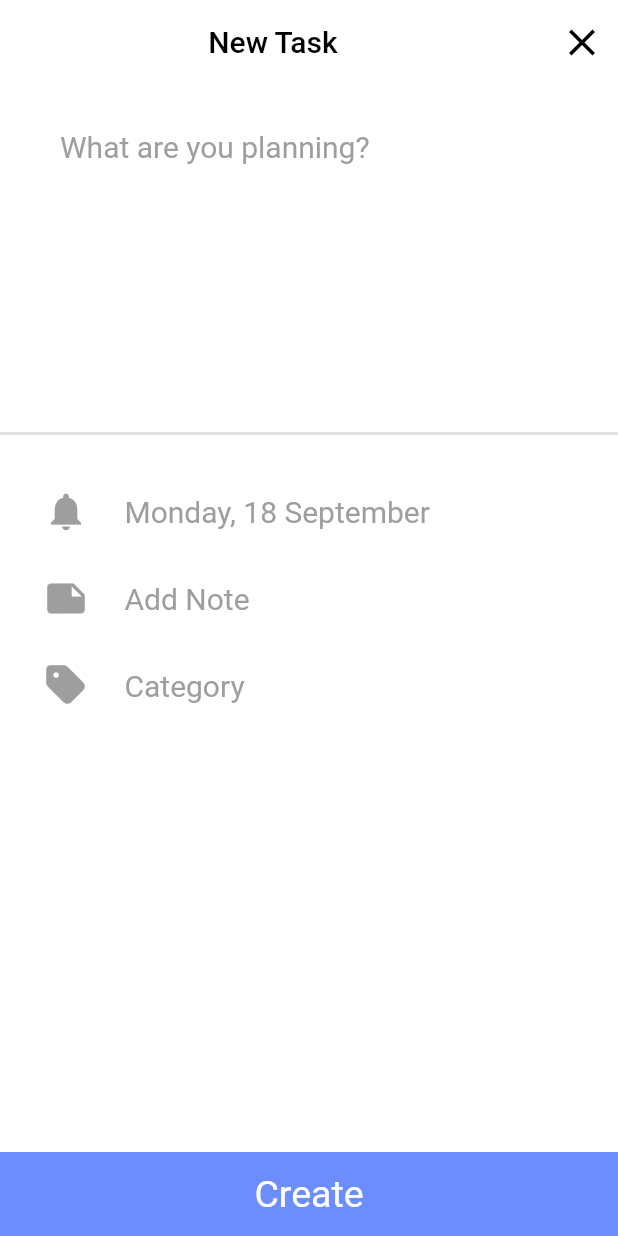
After one commit to AkmalFirliyanto/TodoListApp, a Flutter app: the TaskPage screen opened directly, after a tap on the "add" icon, on a phone screen of 412 x 824 dp. The commit adds this screen. Run offline on Flutter 3.47's test engine with Material 2 defaults, Android fonts, the phone set to English and light mode, and no system bars; our stand-ins replace font_awesome_flutter.

Commit message:
penambahan fungsional

```diff
--- /dev/null
+++ b/lib/constants/colors.dart
@@ -0,0 +1,6 @@
+import 'package:flutter/material.dart';
+
+const Color primaryColor = Color.fromARGB(255, 108, 142, 253);
+
+const Color textSubsColor = Colors.grey;
+const Color textTitleColor = Colors.black;
--- /dev/null
+++ b/lib/pages/add_task_page.dart
@@ -0,0 +1,180 @@
+import 'package:flutter/material.dart';
+import 'package:font_awesome_flutter/font_awesome_flutter.dart';
+import 'package:intl/intl.dart';
+import 'package:todo_list/constants/colors.dart';
+import 'package:todo_list/resources/task.dart';
+
+class AddTaskPage extends StatefulWidget {
+  const AddTaskPage({Key? key}) : super(key: key);
+
+  @override
+  State<AddTaskPage> createState() => _AddTaskPageState();
+}
+
+void createTask(String title, String description) {
+  Task newTask = Task(title: title, description: description);
+  tasks.add(newTask);
+}
+
+TextEditingController _titleController = TextEditingController();
+TextEditingController _descriptionController = TextEditingController();
+
+DateTime currentDate = DateTime.now();
+String day = DateFormat('EEEE').format(currentDate);
+
+final description = '$day, ${DateFormat('d MMMM').format(currentDate)}';
+
+class _AddTaskPageState extends State<AddTaskPage> {
+  @override
+  Widget build(BuildContext context) {
+    return Scaffold(
+      appBar: AppBar(
+        elevation: 0,
+        title: const Align(
+          alignment: Alignment.center,
+          child: Text("New Task", style: TextStyle(color: Colors.black)),
+        ),
+        backgroundColor: Colors.white,
+        automaticallyImplyLeading: false, // Menghilangkan tombol "Back"
+        actions: [
+          IconButton(
+            icon: const Icon(Icons.close),
+            onPressed: () {
+              Navigator.pop(context);
+            },
+            color: Colors.black,
+            iconSize: 30,
+          ),
+        ],
+      ),
+      backgroundColor: Colors.white,
+      body: Column(
+        children: [
+          Column(
+            crossAxisAlignment: CrossAxisAlignment.start,
+            children: [
+              const Padding(
+                padding: EdgeInsets.only(top: 30.0, left: 40.0),
+                child: Text(
+                  "What are you planning?",
+                  style: TextStyle(
+                    fontSize: 20,
+                    color: textSubsColor,
+                  ),
+                ),
+              ),
+              const SizedBox(
+                  height: 1.0), // Jarak antara hint text dan kotak input
+              Padding(
+                padding: const EdgeInsets.only(left: 40.0, bottom: 100.0),
+                child: TextField(
+                  controller: _titleController,
+                  decoration: const InputDecoration(border: InputBorder.none),
+                  style: const TextStyle(fontSize: 40),
+                ),
+              ),
+            ],
+          ),
+          const Divider(
+            thickness: 2,
+          ),
+          Expanded(
+            child: Padding(
+              padding: const EdgeInsets.only(left: 20.0, top: 20.0),
+              child: Column(
+                children: [
+                  Padding(
+                    padding: const EdgeInsets.only(bottom: 10.0),
+                    child: Align(
+                      alignment: Alignment.centerLeft,
+                      child: Row(
+                        children: [
+                          IconButton(
+                            icon: const Icon(Icons.notifications),
+                            onPressed: () {},
+                            color: textSubsColor,
+                            iconSize: 30,
+                          ),
+                          Padding(
+                            padding: const EdgeInsets.only(left: 15.0),
+                            child: Text(
+                                description, // Tampilkan tanggal dan hari
+                                style: const TextStyle(
+                                    fontSize: 20, color: Colors.grey)),
+                          ),
+                        ],
+                      ),
+                    ),
+                  ),
+                  Padding(
+                    padding: const EdgeInsets.only(bottom: 10.0),
+                    child: Align(
+                      alignment: Alignment.centerLeft,
+                      child: Row(
+                        children: [
+                          IconButton(
+                            icon: const Icon(Icons.note),
+                            onPressed: () {},
+                            color: textSubsColor,
+                            iconSize: 30,
+                          ),
+                          const Padding(
+                            padding: EdgeInsets.only(left: 15.0),
+                            child: Text('Add Note',
+                                style: TextStyle(
+                                    fontSize: 20, color: Colors.grey)),
+                          ),
+                        ],
+                      ),
+                    ),
+                  ),
+                  Padding(
+                    padding: const EdgeInsets.only(bottom: 10.0),
+                    child: Align(
+                      alignment: Alignment.centerLeft,
+                      child: Row(
+                        children: [
+                          IconButton(
+                            icon: const Icon(FontAwesomeIcons.tag),
+                            onPressed: () {},
+                            color: textSubsColor,
+                            iconSize: 30,
+                          ),
+                          const Padding(
+                            padding: EdgeInsets.only(left: 15.0),
+                            child: Text('Category',
+                                style: TextStyle(
+                                    fontSize: 20, color: Colors.grey)),
+                          ),
+                        ],
+                      ),
+                    ),
+                  ),
+                ],
+              ),
+            ),
+          )
+        ],
+      ),
+      bottomNavigationBar: Material(
+        color: primaryColor,
+        child: InkWell(
+          onTap: () {
+            createTask(_titleController.text, description);
+            Navigator.pop(context);
+          },
+          child: const SizedBox(
+            height: kToolbarHeight,
+            width: double.infinity,
+            child: Center(
+              child: Text(
+                'Create',
+                style: TextStyle(color: Colors.white, fontSize: 25),
+              ),
+            ),
+          ),
+        ),
+      ),
+    );
+  }
+}
--- a/lib/pages/task_page.dart
+++ b/lib/pages/task_page.dart
@@ -1,8 +1,20 @@
 import 'package:flutter/material.dart';
+import 'package:todo_list/constants/colors.dart';
+import 'package:intl/intl.dart';
+import 'package:todo_list/pages/add_task_page.dart';
 import 'package:todo_list/resources/task.dart';
 
-class TaskPage extends StatelessWidget {
+class TaskPage extends StatefulWidget {
   const TaskPage({Key? key}) : super(key: key);
+
+  @override
+  State<TaskPage> createState() => _TaskPageState();
+}
+
+class _TaskPageState extends State<TaskPage> {
+  void _refreshTaskList() {
+    setState(() {});
+  }
 
   @override
   Widget build(BuildContext context) {
@@ -25,19 +37,19 @@ class TaskPage extends StatelessWidget {
                 onPressed: () {},
               ),
             ]),
-        backgroundColor: const Color.fromARGB(255, 108, 142, 253),
+        backgroundColor: primaryColor,
         body: Column(
           crossAxisAlignment: CrossAxisAlignment.start,
           children: [
             const Padding(
-              padding: EdgeInsets.only(bottom: 30.0, top: 100.0, left: 40.0),
+              padding: EdgeInsets.only(bottom: 30.0, top: 80.0, left: 40.0),
               child: CircleAvatar(
                 radius: 40,
                 backgroundColor: Colors.white,
                 child: Icon(
                   Icons.list,
                   size: 50,
-                  color: Color.fromARGB(255, 108, 142, 253),
+                  color: primaryColor,
                 ),
               ),
             ),
@@ -52,19 +64,19 @@ class TaskPage extends StatelessWidget {
                 ),
               ),
             ),
-            const Padding(
-              padding: EdgeInsets.only(left: 40.0),
+            Padding(
+              padding: const EdgeInsets.only(left: 40.0),
               child: Text(
-                "23 Tasks",
-                style: TextStyle(
+                '${tasks.length} Tasks',
+                style: const TextStyle(
                   fontSize: 25,
                   color: Colors.white70,
                 ),
               ),
             ),
             Container(
-              height: 80,
-              color: const Color.fromARGB(255, 108, 142, 253),
+              height: 40,
+              color: primaryColor,
             ),
             Expanded(
               child: Container(
@@ -75,9 +87,75 @@ class TaskPage extends StatelessWidget {
                     topRight: Radius.circular(30),
                   ),
                 ),
+                child: ListView.builder(
+                  itemCount: tasks.length,
+                  itemBuilder: (BuildContext context, int index) {
+                    DateTime currentDate = DateTime.now();
+                    String day = DateFormat('EEEE').format(currentDate);
+                    return Padding(
+                      padding: const EdgeInsets.all(20.0),
+                      child: ListTile(
+                        title: Column(
+                          crossAxisAlignment: CrossAxisAlignment.start,
+                          children: [
+                            Padding(
+                              padding: const EdgeInsets.only(bottom: 20.0),
+                              child: Text(
+                                day,
+                                style: const TextStyle(
+                                  fontSize: 15,
+                                  color: textSubsColor,
+                                ),
+                              ),
+                            ),
+                            SizedBox(
+                              child: Text(
+                                tasks[index].title,
+                                style: TextStyle(
+                                    fontSize: 20,
+                                    fontWeight: FontWeight.bold,
+                                    decoration: tasks[index].isDone
+                                        ? TextDecoration.lineThrough
+                                        : TextDecoration.none),
+                              ),
+                            ),
+                          ],
+                        ),
+                        subtitle: Text(
+                          tasks[index].description,
+                          style: const TextStyle(
+                            fontSize: 15,
+                          ),
+                        ),
+                        trailing: Checkbox(
+                          value: tasks[index].isDone,
+                          onChanged: (value) {
+                            setState(() {
+                              tasks[index].isDone = value!;
+                            });
+                          },
+                          activeColor: primaryColor,
+                        ),
+                      ),
+                    );
+                  },
+                ),
               ),
             ),
           ],
+        ),
+        floatingActionButton: FloatingActionButton(
+          onPressed: () async {
+            // Navigasi ke halaman AddTaskPage jika tombol "+" ditekan
+            final result = await Navigator.of(context).push(MaterialPageRoute(
+              builder: (context) => const AddTaskPage(),
+            ));
+            if (result == true) {
+              _refreshTaskList();
+            }
+          },
+          backgroundColor: primaryColor,
+          child: const Icon(Icons.add),
         ));
   }
 }
--- a/lib/resources/task.dart
+++ b/lib/resources/task.dart
@@ -1,4 +1,14 @@
 import 'package:flutter/material.dart';
+
+class Task {
+  final String title;
+  final String description;
+  bool isDone;
+
+  Task({required this.title, required this.description, this.isDone = false});
+}
+
+List<Task> tasks = [];
 
 class Data {
   final List<IconData> icons = [
@@ -35,13 +45,13 @@ class Data {
   ];
 
   final List<String> subtitles = [
-    '23 Tasks',
-    '14 Tasks',
-    '4 Tasks',
-    '1 Tasks',
-    '2 Tasks',
-    '14 Tasks',
-    '5 Tasks',
-    '8 Tasks',
+    '${tasks.length} Tasks',
+    '0 Tasks',
+    '0 Tasks',
+    '0 Tasks',
+    '0 Tasks',
+    '0 Tasks',
+    '0 Tasks',
+    '0 Tasks',
   ];
 }
--- a/pubspec.yaml
+++ b/pubspec.yaml
@@ -9,6 +9,8 @@ environment:
 dependencies:
   flutter:
     sdk: flutter
+  intl: ^0.17.0
+  font_awesome_flutter: ^10.5.0
 
 dev_dependencies:
   flutter_test:
```
Also changed, not shown: lib/pages/home_page.dart (+21 -8 lines), pubspec.lock.
